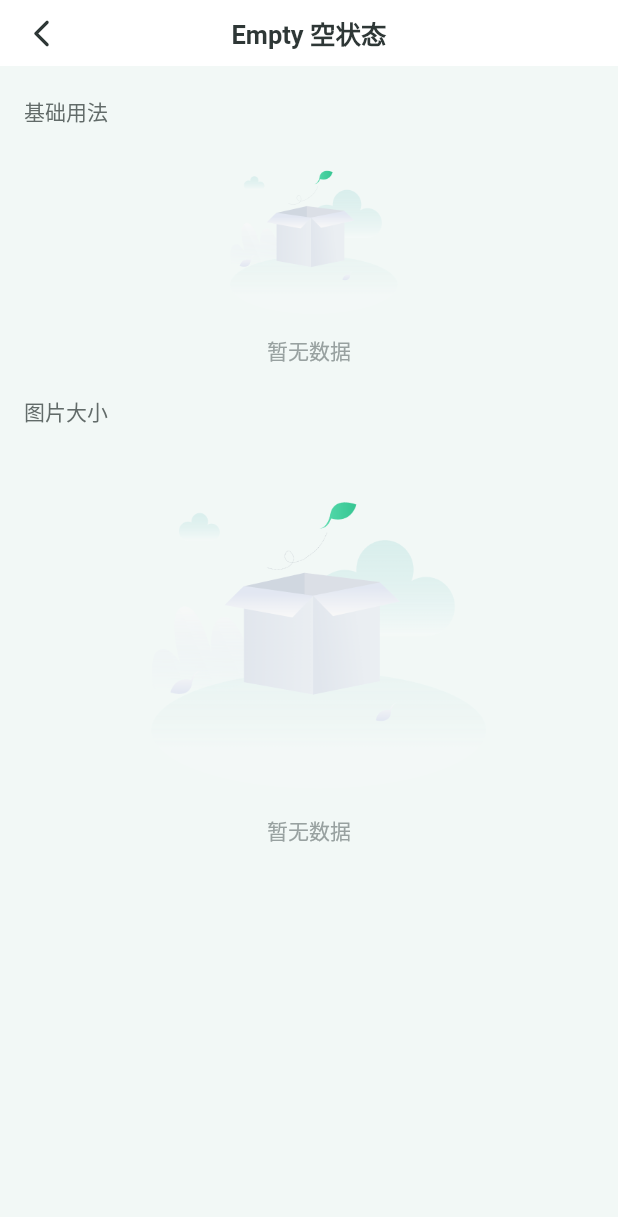
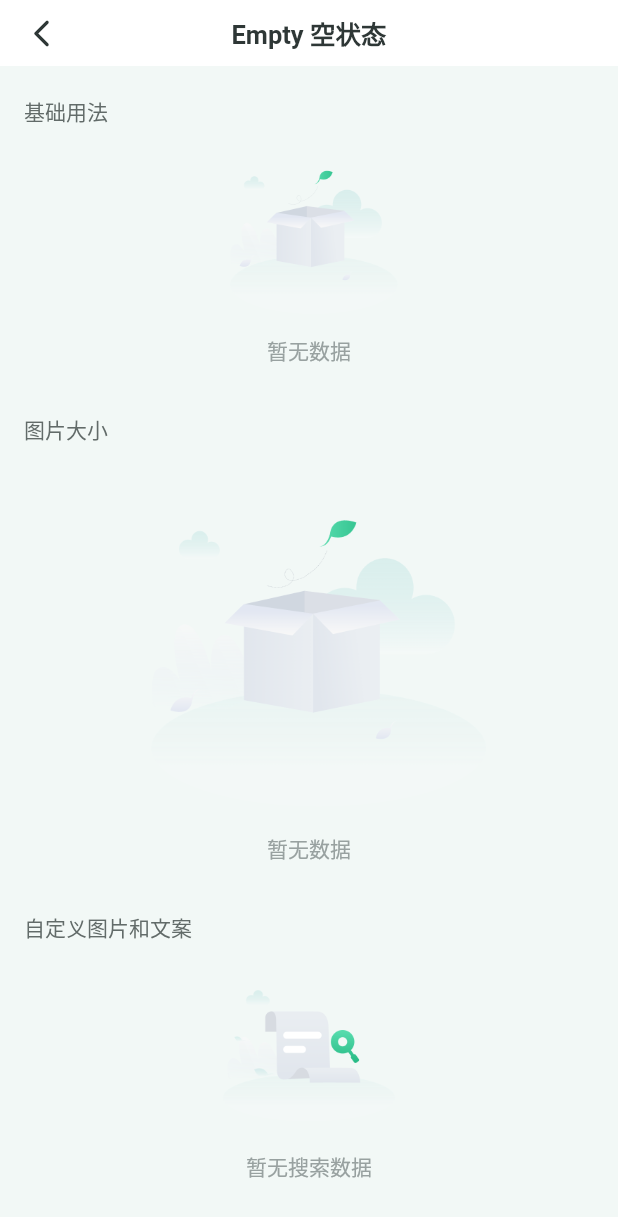
Before and after one commit to wubaibin/ShyUI, a Flutter app: the EmptyPage screen opened by its route, on a phone screen of 412 x 824 dp. Shown: the top 1217 px of the screen. Run offline on Flutter 3.47's test engine with Material 2 defaults, Android fonts, the phone set to English and light mode, and no system bars; our stand-ins replace dio, get, shared_preferences; accounts and stored records are empty.

Commit message:
feat: 新增Empty 空状态

```diff
--- a/lib/pages/empty/view.dart
+++ b/lib/pages/empty/view.dart
@@ -1,6 +1,7 @@
 import 'package:flutter/material.dart';
 import 'package:flutter_face/components/detail_title.dart';
 import 'package:flutter_face/components/stage.dart';
+import 'package:flutter_face/config/images.dart';
 import 'package:flutter_face/ui/empty.dart';
 import 'package:get/get.dart';
 
@@ -20,9 +21,12 @@ class EmptyPage extends GetView<EmptyController> {
             DetailTitleWidget(title: '基础用法', top: 20),
             SizedBox(height: 8),
             EmptyWidget(),
-            DetailTitleWidget(title: '图片大小', top: 20),
+            DetailTitleWidget(title: '图片大小'),
             SizedBox(height: 8),
             EmptyWidget(width: 240, height: 240),
+            DetailTitleWidget(title: '自定义图片和文案'),
+            SizedBox(height: 8),
+            EmptyWidget(url: ImagesUrl.emptyNoSearch, title: '暂无搜索数据'),
           ],
         );
       },
```
